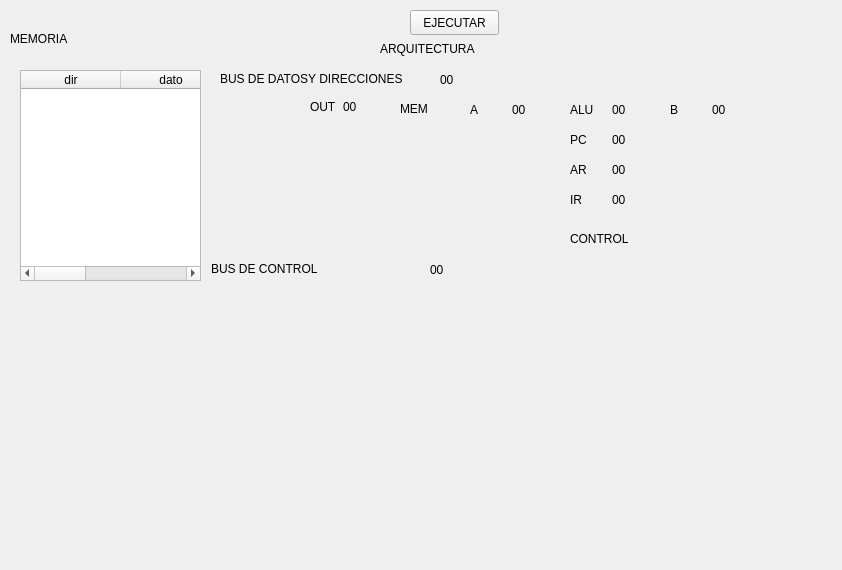
This is P1.ui in AdrianoSayeg/Uamicro as Qt 5 draws it before an edit. The edited form follows.
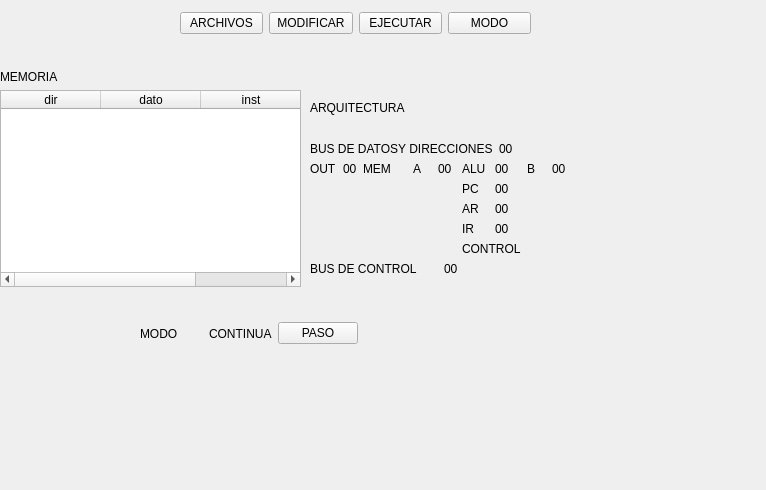
This is the edited form.

What changed in the file:
```diff
--- a/P1.ui
+++ b/P1.ui
@@ -6,22 +6,210 @@
    <rect>
     <x>0</x>
     <y>0</y>
-    <width>842</width>
-    <height>570</height>
+    <width>766</width>
+    <height>490</height>
    </rect>
   </property>
   <property name="windowTitle">
    <string>Form</string>
   </property>
-  <widget class="QWidget" name="layoutWidget">
+  <widget class="QWidget" name="">
    <property name="geometry">
     <rect>
-     <x>470</x>
-     <y>100</y>
-     <width>77</width>
-     <height>19</height>
+     <x>180</x>
+     <y>10</y>
+     <width>351</width>
+     <height>27</height>
     </rect>
    </property>
+   <layout class="QHBoxLayout" name="horizontalLayout">
+    <item>
+     <widget class="QPushButton" name="pushButton_archivos">
+      <property name="text">
+       <string>ARCHIVOS</string>
+      </property>
+     </widget>
+    </item>
+    <item>
+     <widget class="QPushButton" name="pushButton_modificar">
+      <property name="text">
+       <string>MODIFICAR</string>
+      </property>
+     </widget>
+    </item>
+    <item>
+     <widget class="QPushButton" name="pushButton_ejecutar">
+      <property name="text">
+       <string>EJECUTAR</string>
+      </property>
+     </widget>
+    </item>
+    <item>
+     <widget class="QPushButton" name="pushButton_modo">
+      <property name="text">
+       <string>MODO</string>
+      </property>
+     </widget>
+    </item>
+   </layout>
+  </widget>
+  <widget class="QWidget" name="">
+   <property name="geometry">
+    <rect>
+     <x>140</x>
+     <y>320</y>
+     <width>218</width>
+     <height>27</height>
+    </rect>
+   </property>
+   <layout class="QHBoxLayout" name="horizontalLayout_5">
+    <item>
+     <widget class="QLabel" name="label_9">
+      <property name="text">
+       <string>MODO</string>
+      </property>
+     </widget>
+    </item>
+    <item>
+     <widget class="QLabel" name="label_busc_2">
+      <property name="text">
+       <string>CONTINUA</string>
+      </property>
+     </widget>
+    </item>
+    <item>
+     <widget class="QPushButton" name="pushButton_modo_2">
+      <property name="text">
+       <string>PASO</string>
+      </property>
+     </widget>
+    </item>
+   </layout>
+  </widget>
+  <widget class="QWidget" name="">
+   <property name="geometry">
+    <rect>
+     <x>0</x>
+     <y>70</y>
+     <width>301</width>
+     <height>217</height>
+    </rect>
+   </property>
+   <layout class="QVBoxLayout" name="verticalLayout">
+    <item>
+     <widget class="QLabel" name="label_14">
+      <property name="sizePolicy">
+       <sizepolicy hsizetype="Expanding" vsizetype="Preferred">
+        <horstretch>0</horstretch>
+        <verstretch>0</verstretch>
+       </sizepolicy>
+      </property>
+      <property name="text">
+       <string>MEMORIA</string>
+      </property>
+     </widget>
+    </item>
+    <item>
+     <widget class="QTableWidget" name="tableWidget">
+      <property name="enabled">
+       <bool>true</bool>
+      </property>
+      <property name="sizePolicy">
+       <sizepolicy hsizetype="Expanding" vsizetype="Expanding">
+        <horstretch>0</horstretch>
+        <verstretch>0</verstretch>
+       </sizepolicy>
+      </property>
+      <property name="maximumSize">
+       <size>
+        <width>16777215</width>
+        <height>16777215</height>
+       </size>
+      </property>
+      <column>
+       <property name="text">
+        <string>dir</string>
+       </property>
+      </column>
+      <column>
+       <property name="text">
+        <string>dato</string>
+       </property>
+      </column>
+      <column>
+       <property name="text">
+        <string>inst</string>
+       </property>
+      </column>
+     </widget>
+    </item>
+   </layout>
+  </widget>
+  <widget class="QWidget" name="">
+   <property name="geometry">
+    <rect>
+     <x>310</x>
+     <y>80</y>
+     <width>261</width>
+     <height>196</height>
+    </rect>
+   </property>
+   <layout class="QGridLayout" name="gridLayout_5">
+    <item row="0" column="0">
+     <widget class="QLabel" name="label_12">
+      <property name="text">
+       <string>ARQUITECTURA</string>
+      </property>
+     </widget>
+    </item>
+    <item row="1" column="0">
+     <layout class="QGridLayout" name="gridLayout_4">
+      <item row="0" column="0">
+       <layout class="QGridLayout" name="gridLayout_2">
+        <item row="0" column="0">
+         <widget class="QLabel" name="label_8">
+          <property name="text">
+           <string>BUS DE DATOSY DIRECCIONES</string>
+          </property>
+         </widget>
+        </item>
+        <item row="0" column="1">
+         <widget class="QLabel" name="label_busd">
+          <property name="text">
+           <string>00</string>
+          </property>
+         </widget>
+        </item>
+       </layout>
+      </item>
+      <item row="1" column="0">
+       <layout class="QGridLayout" name="gridLayout">
+        <item row="0" column="0">
+         <layout class="QFormLayout" name="formLayout">
+          <item row="0" column="0">
+           <widget class="QLabel" name="label">
+            <property name="text">
+             <string>OUT</string>
+            </property>
+           </widget>
+          </item>
+          <item row="0" column="1">
+           <widget class="QLabel" name="label_OUT">
+            <property name="text">
+             <string>00</string>
+            </property>
+           </widget>
+          </item>
+         </layout>
+        </item>
+        <item row="0" column="1">
+         <widget class="QLabel" name="label_3">
+          <property name="text">
+           <string>MEM</string>
+          </property>
+         </widget>
+        </item>
+        <item row="0" column="2">
    <layout class="QHBoxLayout" name="horizontalLayout_2">
     <item>
      <widget class="QLabel" name="label_2">
@@ -38,42 +226,8 @@
      </widget>
     </item>
    </layout>
-  </widget>
-  <widget class="QWidget" name="layoutWidget_2">
-   <property name="geometry">
-    <rect>
-     <x>670</x>
-     <y>100</y>
-     <width>77</width>
-     <height>19</height>
-    </rect>
-   </property>
-   <layout class="QHBoxLayout" name="horizontalLayout_3">
-    <item>
-     <widget class="QLabel" name="label_5">
-      <property name="text">
-       <string>B</string>
-      </property>
-     </widget>
-    </item>
-    <item>
-     <widget class="QLabel" name="label_B">
-      <property name="text">
-       <string>00</string>
-      </property>
-     </widget>
-    </item>
-   </layout>
-  </widget>
-  <widget class="QWidget" name="layoutWidget_3">
-   <property name="geometry">
-    <rect>
-     <x>570</x>
-     <y>100</y>
-     <width>77</width>
-     <height>19</height>
-    </rect>
-   </property>
+        </item>
+        <item row="0" column="3">
    <layout class="QHBoxLayout" name="horizontalLayout_4">
     <item>
      <widget class="QLabel" name="label_7">
@@ -90,16 +244,26 @@
      </widget>
     </item>
    </layout>
-  </widget>
-  <widget class="QWidget" name="layoutWidget_4">
-   <property name="geometry">
-    <rect>
-     <x>570</x>
-     <y>130</y>
-     <width>77</width>
-     <height>19</height>
-    </rect>
-   </property>
+        </item>
+        <item row="0" column="4">
+         <layout class="QHBoxLayout" name="horizontalLayout_3">
+          <item>
+           <widget class="QLabel" name="label_5">
+            <property name="text">
+             <string>B</string>
+            </property>
+           </widget>
+          </item>
+          <item>
+           <widget class="QLabel" name="label_B">
+            <property name="text">
+             <string>00</string>
+            </property>
+           </widget>
+          </item>
+         </layout>
+        </item>
+        <item row="1" column="3">
    <layout class="QHBoxLayout" name="horizontalLayout_6">
     <item>
      <widget class="QLabel" name="label_11">
@@ -116,16 +280,8 @@
      </widget>
     </item>
    </layout>
-  </widget>
-  <widget class="QWidget" name="layoutWidget_5">
-   <property name="geometry">
-    <rect>
-     <x>570</x>
-     <y>160</y>
-     <width>77</width>
-     <height>19</height>
-    </rect>
-   </property>
+        </item>
+        <item row="2" column="3">
    <layout class="QHBoxLayout" name="horizontalLayout_7">
     <item>
      <widget class="QLabel" name="label_13">
@@ -142,16 +298,8 @@
      </widget>
     </item>
    </layout>
-  </widget>
-  <widget class="QWidget" name="layoutWidget_6">
-   <property name="geometry">
-    <rect>
-     <x>570</x>
-     <y>190</y>
-     <width>77</width>
-     <height>19</height>
-    </rect>
-   </property>
+        </item>
+        <item row="3" column="3">
    <layout class="QHBoxLayout" name="horizontalLayout_8">
     <item>
      <widget class="QLabel" name="label_15">
@@ -168,180 +316,37 @@
      </widget>
     </item>
    </layout>
-  </widget>
-  <widget class="QPushButton" name="pushButton">
-   <property name="geometry">
-    <rect>
-     <x>410</x>
-     <y>10</y>
-     <width>89</width>
-     <height>25</height>
-    </rect>
-   </property>
-   <property name="text">
-    <string>EJECUTAR</string>
-   </property>
-  </widget>
-  <widget class="QLabel" name="label_3">
-   <property name="geometry">
-    <rect>
-     <x>400</x>
-     <y>100</y>
-     <width>41</width>
-     <height>17</height>
-    </rect>
-   </property>
-   <property name="text">
-    <string>MEM</string>
-   </property>
-  </widget>
+        </item>
+        <item row="4" column="3">
   <widget class="QLabel" name="label_4">
-   <property name="geometry">
-    <rect>
-     <x>570</x>
-     <y>230</y>
-     <width>71</width>
-     <height>17</height>
-    </rect>
-   </property>
    <property name="text">
     <string>CONTROL</string>
    </property>
   </widget>
+        </item>
+       </layout>
+      </item>
+      <item row="2" column="0">
+       <layout class="QGridLayout" name="gridLayout_3">
+        <item row="0" column="0">
   <widget class="QLabel" name="label_6">
-   <property name="geometry">
-    <rect>
-     <x>211</x>
-     <y>260</y>
-     <width>211</width>
-     <height>17</height>
-    </rect>
-   </property>
    <property name="text">
     <string>BUS DE CONTROL</string>
    </property>
   </widget>
+        </item>
+        <item row="0" column="1">
   <widget class="QLabel" name="label_busc">
-   <property name="geometry">
-    <rect>
-     <x>430</x>
-     <y>260</y>
-     <width>401</width>
-     <height>20</height>
-    </rect>
-   </property>
    <property name="text">
     <string>00</string>
    </property>
   </widget>
-  <widget class="QLabel" name="label_busd">
-   <property name="geometry">
-    <rect>
-     <x>440</x>
-     <y>70</y>
-     <width>401</width>
-     <height>20</height>
-    </rect>
-   </property>
-   <property name="text">
-    <string>00</string>
-   </property>
-  </widget>
-  <widget class="QLabel" name="label_8">
-   <property name="geometry">
-    <rect>
-     <x>220</x>
-     <y>70</y>
-     <width>211</width>
-     <height>17</height>
-    </rect>
-   </property>
-   <property name="text">
-    <string>BUS DE DATOSY DIRECCIONES</string>
-   </property>
-  </widget>
-  <widget class="QLabel" name="label_12">
-   <property name="geometry">
-    <rect>
-     <x>380</x>
-     <y>40</y>
-     <width>121</width>
-     <height>17</height>
-    </rect>
-   </property>
-   <property name="text">
-    <string>ARQUITECTURA</string>
-   </property>
-  </widget>
-  <widget class="QLabel" name="label_14">
-   <property name="geometry">
-    <rect>
-     <x>10</x>
-     <y>30</y>
-     <width>121</width>
-     <height>17</height>
-    </rect>
-   </property>
-   <property name="text">
-    <string>MEMORIA</string>
-   </property>
-  </widget>
-  <widget class="QWidget" name="layoutWidget">
-   <property name="geometry">
-    <rect>
-     <x>310</x>
-     <y>100</y>
-     <width>57</width>
-     <height>19</height>
-    </rect>
-   </property>
-   <layout class="QFormLayout" name="formLayout">
-    <item row="0" column="0">
-     <widget class="QLabel" name="label">
-      <property name="text">
-       <string>OUT</string>
-      </property>
-     </widget>
-    </item>
-    <item row="0" column="1">
-     <widget class="QLabel" name="label_OUT">
-      <property name="text">
-       <string>00</string>
-      </property>
-     </widget>
-    </item>
-   </layout>
-  </widget>
-  <widget class="QTableWidget" name="tableWidget">
-   <property name="geometry">
-    <rect>
-     <x>20</x>
-     <y>70</y>
-     <width>181</width>
-     <height>211</height>
-    </rect>
-   </property>
-   <property name="maximumSize">
-    <size>
-     <width>16777215</width>
-     <height>16777215</height>
-    </size>
-   </property>
-   <column>
-    <property name="text">
-     <string>dir</string>
-    </property>
-   </column>
-   <column>
-    <property name="text">
-     <string>dato</string>
-    </property>
-   </column>
-   <column>
-    <property name="text">
-     <string>inst</string>
-    </property>
-   </column>
+        </item>
+       </layout>
+      </item>
+     </layout>
+    </item>
+   </layout>
   </widget>
  </widget>
  <resources/>
```
Lines whose indentation alone changed are shown as unchanged.
